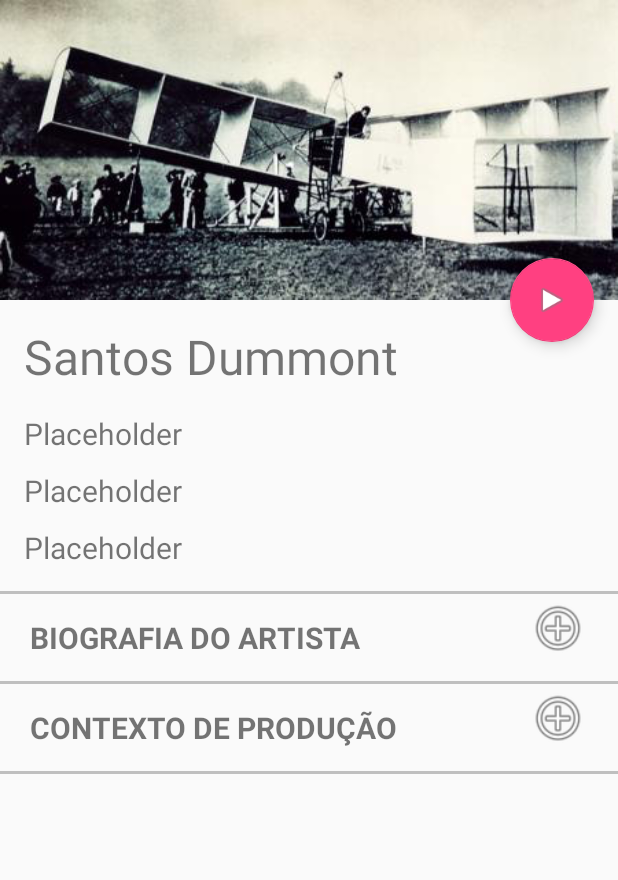
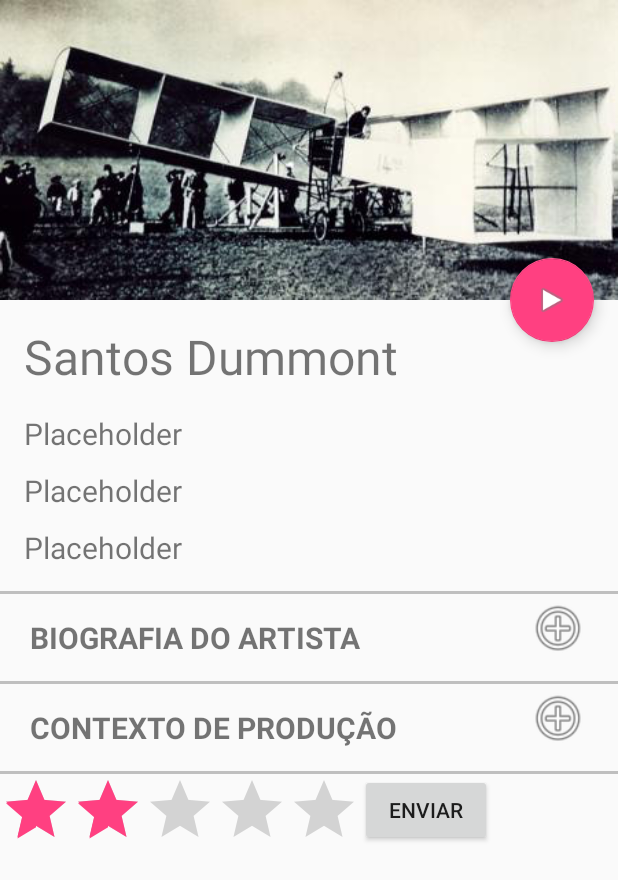
Before and after one commit to hallpaz/Criativo, an Android app: the screen it shows after launch (DetailsActivity), after a tap on "DETAILS", on a phone screen of 412 x 824 dp. Shown: the top 880 px of the screen. Run offline under Robolectric (Android 15) with nearby library versions, the phone set to English and light mode, and no system bars; libraries missing offline, so code that uses them is left out: com.estimote.sdk; 5 statements that could not run were skipped.

Commit message:
added reting

```diff
--- a/app/src/main/java/hackathon/com/museuimpressoes/MuseumApplication.java
+++ b/app/src/main/java/hackathon/com/museuimpressoes/MuseumApplication.java
@@ -80,19 +80,28 @@ public class MuseumApplication extends Application {
                     if(beaconKey.contains(String.format("%d:%d", MAJOR_main, MINOR_main))){
 
                         if(!attachedBeacon.equals(activeBeacons.MainBeacon) ){
-                            Log.d(TAG, "Ta de zueira!!!!");
-                            askConfirmation(1);
+                            Intent galleryIntent = new Intent(getApplicationContext(), PieceGalleryActivity.class);
+                            galleryIntent.setFlags(Intent.FLAG_ACTIVITY_NEW_TASK);
+                            startActivity(galleryIntent);
                         }
                         attachedBeacon = activeBeacons.MainBeacon;
                     }
 
                     if(beaconKey.contains(String.format("%d:%d", MAJOR_secondary, MINOR_secondary))){
                         if(attachedBeacon != activeBeacons.SecondaryBeacon){
-                            askConfirmation(2);
+                            Intent galleryIntent = new Intent(getApplicationContext(), PieceGalleryActivity.class);
+                            galleryIntent.setFlags(Intent.FLAG_ACTIVITY_NEW_TASK);
+                            startActivity(galleryIntent);
                         }
 
                         attachedBeacon = activeBeacons.SecondaryBeacon;
                     }
+                }
+                else{
+                    attachedBeacon = activeBeacons.INVALID;
+                    Intent idleIntent = new Intent(getApplicationContext(), MainActivity.class);
+                    idleIntent.setFlags(Intent.FLAG_ACTIVITY_NEW_TASK);
+                    startActivity(idleIntent);
                 }
 
             }
--- a/app/src/main/java/hackathon/com/museuimpressoes/PieceGalleryActivity.java
+++ b/app/src/main/java/hackathon/com/museuimpressoes/PieceGalleryActivity.java
@@ -1,5 +1,6 @@
 package hackathon.com.museuimpressoes;
 
+import android.content.Intent;
 import android.graphics.Bitmap;
 import android.graphics.BitmapFactory;
 import android.os.Bundle;
@@ -30,28 +31,16 @@ public class PieceGalleryActivity extends AppCompatActivity implements View.OnCl
 
         imageGrid = (GridView) findViewById(R.id.imageGrid);
         imageGrid.setAdapter(new ImageAdapter(this));
+
         imageGrid.setOnItemClickListener(new AdapterView.OnItemClickListener() {
             public void onItemClick(AdapterView<?> parent, View v,
                                     int position, long id) {
                 Toast.makeText(PieceGalleryActivity.this, "" + position,
                         Toast.LENGTH_SHORT).show();
+                Intent detailsIntent = new Intent(PieceGalleryActivity.this, DetailsActivity.class);
+                startActivity(detailsIntent);
             }
         });
-
-        /*BitmapFactory.Options bitmapOptions = new BitmapFactory.Options();
-
-        for(int i = 0; i < 7; ++i){
-            Bitmap bm = BitmapFactory.decodeResource(getResources(), R.drawable.sepia_nature, bitmapOptions);
-            ImageView image = new ImageView(this);
-            image.setImageBitmap(bm);
-            image.setLayoutParams(new GridView.LayoutParams(250, 250));
-            image.setScaleType(ImageView.ScaleType.CENTER_CROP);
-
-
-            imageGrid.addView(image);
-
-            image.setOnClickListener(this);
-        }*/
 
     }
 
--- a/app/src/main/res/layout/content_details.xml
+++ b/app/src/main/res/layout/content_details.xml
@@ -140,6 +140,23 @@
         android:layout_below="@id/production_context_text"
         android:layout_marginTop="15dp"
         android:background="#bfbfbf" />
+    <RatingBar
+        android:id="@+id/ratingBar"
+        android:layout_below="@id/view2_production_context_text"
+        android:layout_width="wrap_content"
+        android:layout_height="wrap_content"
+        android:numStars="5"
+        android:stepSize="1.0"
+        android:rating="2.0"
+        android:isIndicator="false" />
+
+    <Button
+        android:id="@+id/btnSubmit"
+        android:layout_below="@id/view2_production_context_text"
+        android:layout_toRightOf="@id/ratingBar"
+        android:layout_width="wrap_content"
+        android:layout_height="wrap_content"
+        android:text="@string/submit_rating_button" />
 
 
 </RelativeLayout>
--- a/app/src/main/res/values/strings.xml
+++ b/app/src/main/res/values/strings.xml
@@ -13,5 +13,8 @@
     <string name="production_context_title">"Contexto de Produção"</string>
 
 
+    <string name="submit_rating_button">Enviar</string>
+
+
 
 </resources>
```
